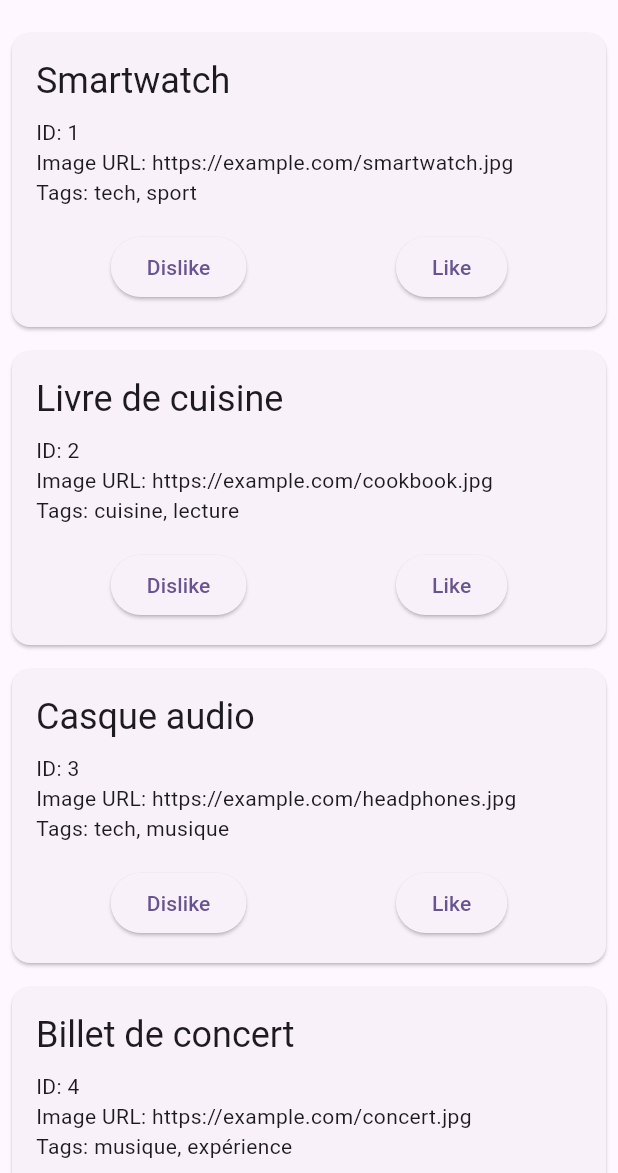
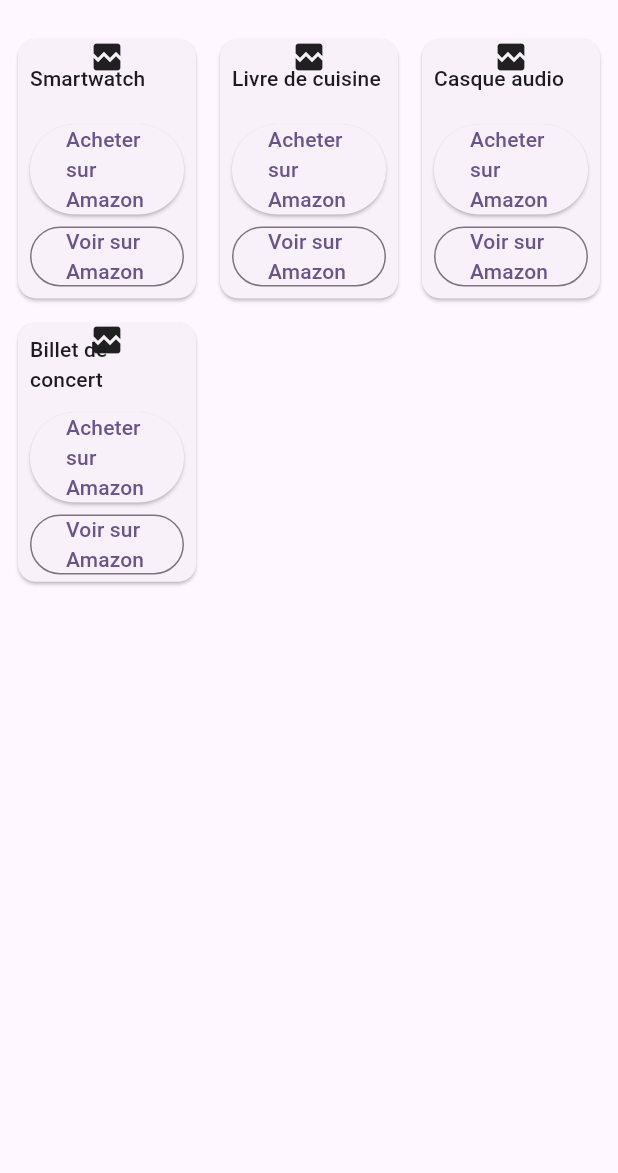
Before and after one commit to FabriceACohen/gifthunt, a Flutter app: the GameScreen screen opened by its route, on a phone screen of 412 x 824 dp, the part 63-1236 px from its top. Run offline on Flutter 3.47's test engine with Material 3 defaults, Android fonts, the phone set to English and light mode, and no system bars; our stand-ins replace flutter_riverpod, freezed_annotation, go_router, riverpod_annotation; generated files the repository leaves out were written again; network calls fail.

Commit message:
feat: Step 3 - Game selection UI updated and tested

```diff
--- a/lib/src/features/game/presentation/screens/game_screen.dart
+++ b/lib/src/features/game/presentation/screens/game_screen.dart
@@ -44,50 +44,78 @@
             return const Center(child: Text('No products found.'));
           } else {
             final products = snapshot.data!;
-            return ListView.builder(
+            return GridView.builder(
+              padding: const EdgeInsets.all(8.0),
+              gridDelegate: const SliverGridDelegateWithFixedCrossAxisCount(
+                crossAxisCount: 3, // Display 3 products horizontally
+                crossAxisSpacing: 8.0,
+                mainAxisSpacing: 8.0,
+                childAspectRatio: 0.7, // Adjust as needed for content
+              ),
               itemCount: products.length,
               itemBuilder: (context, index) {
                 final product = products[index];
                 return Card(
-                  margin: const EdgeInsets.all(8.0),
-                  child: Padding(
-                    padding: const EdgeInsets.all(16.0),
+                  clipBehavior: Clip.antiAlias, // For rounded corners on image
+                  child: InkWell(
+                    onTap: () {
+                      // TODO: Implement product selection logic
+                      ScaffoldMessenger.of(context).showSnackBar(
+                        SnackBar(content: Text('Selected ${product.name}')),
+                      );
+                    },
                     child: Column(
                       crossAxisAlignment: CrossAxisAlignment.start,
                       children: [
-                        Text(
+                        Expanded(
+                          child: Image.network(
+                            product.imageUrl,
+                            fit: BoxFit.cover,
+                            width: double.infinity,
+                            errorBuilder: (context, error, stackTrace) => const Center(child: Icon(Icons.broken_image)),
+                          ),
+                        ),
+                        Padding(
+                          padding: const EdgeInsets.all(8.0),
+                          child: Text(
                             product.name,
-                          style: Theme.of(context).textTheme.headlineSmall,
+                            style: Theme.of(context).textTheme.titleSmall,
+                            maxLines: 2,
+                            overflow: TextOverflow.ellipsis,
                           ),
-                        const SizedBox(height: 8.0),
-                        Text('ID: ${product.id}'),
-                        Text('Image URL: ${product.imageUrl}'),
-                        Text('Tags: ${product.tags.join(', ')}'),
-                        if (product.affiliationLink != null)
-                          Text('Affiliation Link: ${product.affiliationLink}'),
-                        const SizedBox(height: 16.0),
-                        Row(
-                          mainAxisAlignment: MainAxisAlignment.spaceAround,
+                        ),
+                        const Spacer(), // Pushes buttons to the bottom
+                        Padding(
+                          padding: const EdgeInsets.symmetric(horizontal: 8.0, vertical: 4.0),
+                          child: Column(
                             children: [
-                            ElevatedButton(
+                              SizedBox(
+                                width: double.infinity,
+                                child: ElevatedButton(
                                   onPressed: () {
-                                // TODO: Implement dislike logic
+                                    // TODO: Implement "Buy on Amazon" logic
                                     ScaffoldMessenger.of(context).showSnackBar(
-                                  SnackBar(content: Text('Disliked ${product.name}')),
+                                      SnackBar(content: Text('Buying ${product.name} on Amazon')),
                                     );
                                   },
-                              child: const Text('Dislike'),
+                                  child: const Text('Acheter sur Amazon'),
                                 ),
-                            ElevatedButton(
+                              ),
+                              const SizedBox(height: 4.0),
+                              SizedBox(
+                                width: double.infinity,
+                                child: OutlinedButton(
                                   onPressed: () {
-                                // TODO: Implement like logic
+                                    // TODO: Implement "View on Amazon" logic
                                     ScaffoldMessenger.of(context).showSnackBar(
-                                  SnackBar(content: Text('Liked ${product.name}')),
+                                      SnackBar(content: Text('Viewing ${product.name} on Amazon')),
                                     );
                                   },
-                              child: const Text('Like'),
+                                  child: const Text('Voir sur Amazon'),
+                                ),
                               ),
                             ],
+                          ),
                         ),
                       ],
                     ),
```
Also changed, not shown: 1 other file. Lines whose indentation alone changed are shown as unchanged.
